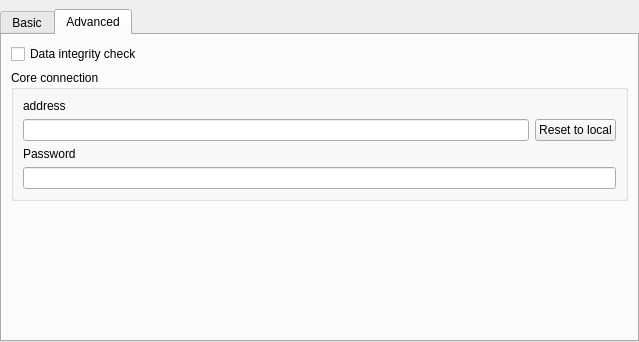
This is application/GUI/Settings/WidgetSettings.ui in Ummon/D-LAN as Qt 5 draws it before an edit. The edited form follows.
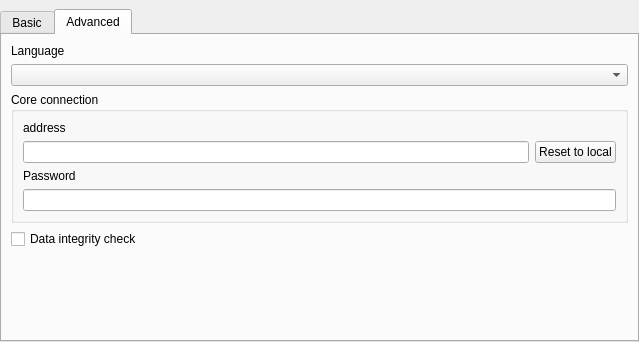
This is the edited form. The open tabs and pages were chosen to show the change. Icons and pictures are not drawn.

Commit message: Beginning of the multi-language support,

What changed in the file:
```diff
--- a/application/GUI/Settings/WidgetSettings.ui
+++ b/application/GUI/Settings/WidgetSettings.ui
@@ -171,17 +171,17 @@
       <attribute name="title">
        <string>Advanced</string>
       </attribute>
-      <layout class="QVBoxLayout" name="layAdvanced" stretch="0,0,0">
+      <layout class="QVBoxLayout" name="layAdvanced" stretch="0,0,0,0,0">
        <item>
-        <widget class="QCheckBox" name="chkEnableIntegrityCheck">
-         <property name="toolTip">
-          <string>When activated all received data will be verified against their hashes.  It may consume CPU resources.</string>
-         </property>
+        <widget class="QLabel" name="lblLanguage">
          <property name="text">
-          <string>Data integrity check</string>
+          <string>Language</string>
          </property>
         </widget>
        </item>
+       <item>
+        <widget class="QComboBox" name="cmbLanguages"/>
+       </item>
        <item>
         <widget class="QGroupBox" name="grpCoreConnection">
          <property name="title">
@@ -226,6 +226,16 @@
          </layout>
         </widget>
        </item>
+       <item>
+        <widget class="QCheckBox" name="chkEnableIntegrityCheck">
+         <property name="toolTip">
+          <string>When activated all received data will be verified against their hashes.  It may consume CPU resources.</string>
+         </property>
+         <property name="text">
+          <string>Data integrity check</string>
+         </property>
+        </widget>
+       </item>
        <item>
         <spacer name="verticalSpacer">
          <property name="orientation">
```
Left out of the diff: 2 changed lines with no effect on the pictures. The commit also changes 5 other files.
